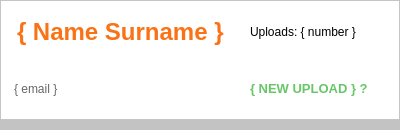
The window that useritem.ui (Ph4sm4/FinelogApp) describes before a commit, drawn with Qt 5.
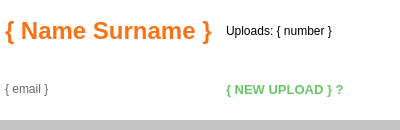
The same window after the commit.

```diff
--- a/useritem.ui
+++ b/useritem.ui
@@ -42,12 +42,14 @@
     <number>10</number>
    </property>
    <item>
-    <widget class="QFrame" name="frame">
+    <widget class="QFrame" name="contentFrame">
      <property name="styleSheet">
-      <string notr="true">QFrame {
-    background-color: white;
-    padding: 5px 5px;
-  }</string>
+      <string notr="true">#contentFrame{
+background-color: white;
+padding: 5px 5px;
+border: none;
+}
+</string>
      </property>
      <property name="frameShape">
       <enum>QFrame::StyledPanel</enum>
@@ -98,6 +100,7 @@
               <property name="styleSheet">
                <string notr="true">QLabel {
 color:  rgb(249, 115, 22);
+background: transparent;
 }</string>
               </property>
               <property name="text">
@@ -116,11 +119,15 @@
               <property name="styleSheet">
                <string notr="true">QLabel {
 color:  rgb(102, 102, 102);
+background: transparent;
 }</string>
               </property>
               <property name="text">
                <string>{ email }</string>
               </property>
+              <property name="wordWrap">
+               <bool>true</bool>
+              </property>
              </widget>
             </item>
            </layout>
@@ -132,6 +139,9 @@
               <property name="styleSheet">
                <string notr="true">QLabel {
 color:  black;
+padding: 5px 5px;
+border: none;
+background: transparent;
 }</string>
               </property>
               <property name="text">
@@ -150,6 +160,9 @@
               <property name="styleSheet">
                <string notr="true">QLabel {
 color:  #68C668;
+padding: 5px 5px;
+border: none;
+background: transparent;
 }</string>
               </property>
               <property name="text">
```
